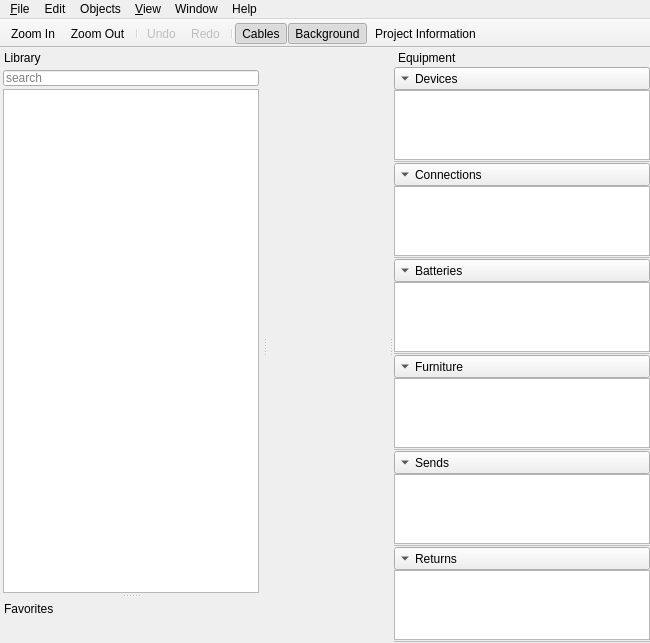
Above: mainwindow.ui from uliss/patch_scene before the change. Below: the same form after it.
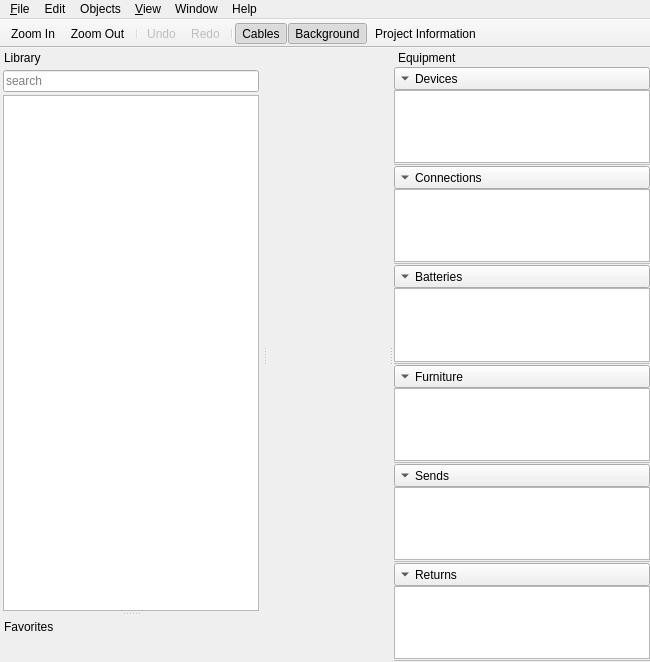
That is the form after the change. Icons and pictures are not drawn.

Patch:
```diff
--- a/mainwindow.ui
+++ b/mainwindow.ui
@@ -7,7 +7,7 @@
     <x>0</x>
     <y>0</y>
     <width>650</width>
-    <height>580</height>
+    <height>662</height>
    </rect>
   </property>
   <property name="windowTitle">
@@ -199,12 +199,6 @@
      </property>
      <item>
       <widget class="QLineEdit" name="librarySearch">
-       <property name="maximumSize">
-        <size>
-         <width>16777215</width>
-         <height>16</height>
-        </size>
-       </property>
        <property name="acceptDrops">
         <bool>false</bool>
        </property>
@@ -219,7 +213,7 @@
         <bool>false</bool>
        </attribute>
        <attribute name="headerDefaultSectionSize">
-        <number>21</number>
+        <number>57</number>
        </attribute>
       </widget>
      </item>
```
Left out of the diff: 5 changed lines with no effect on the pictures.
